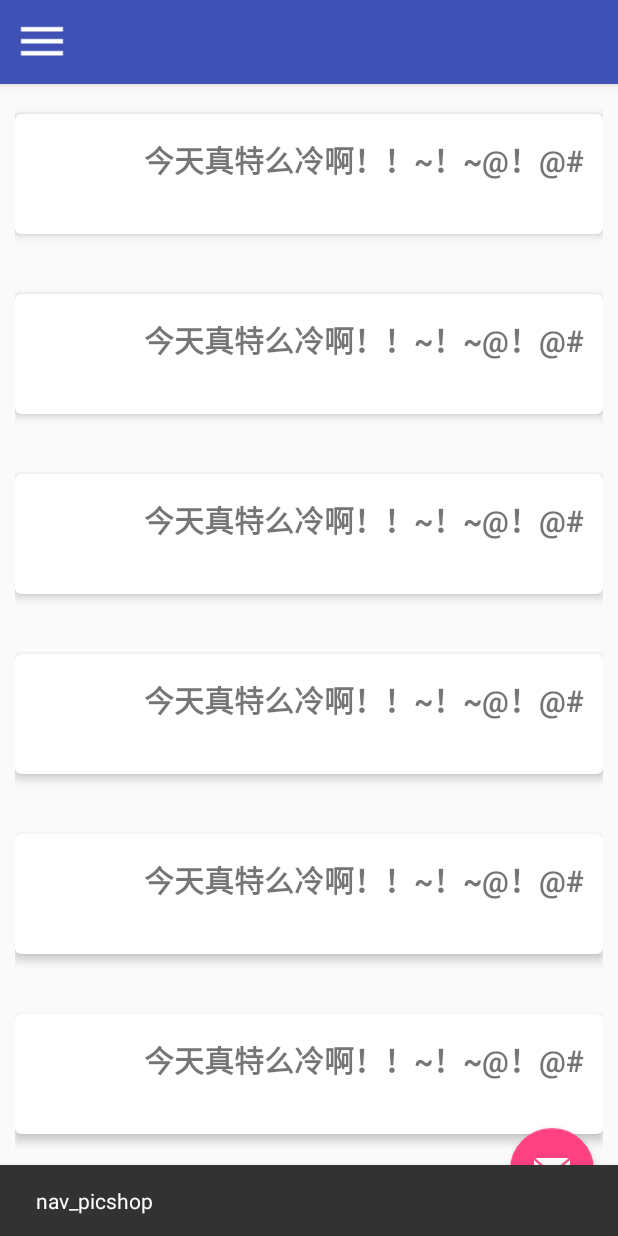
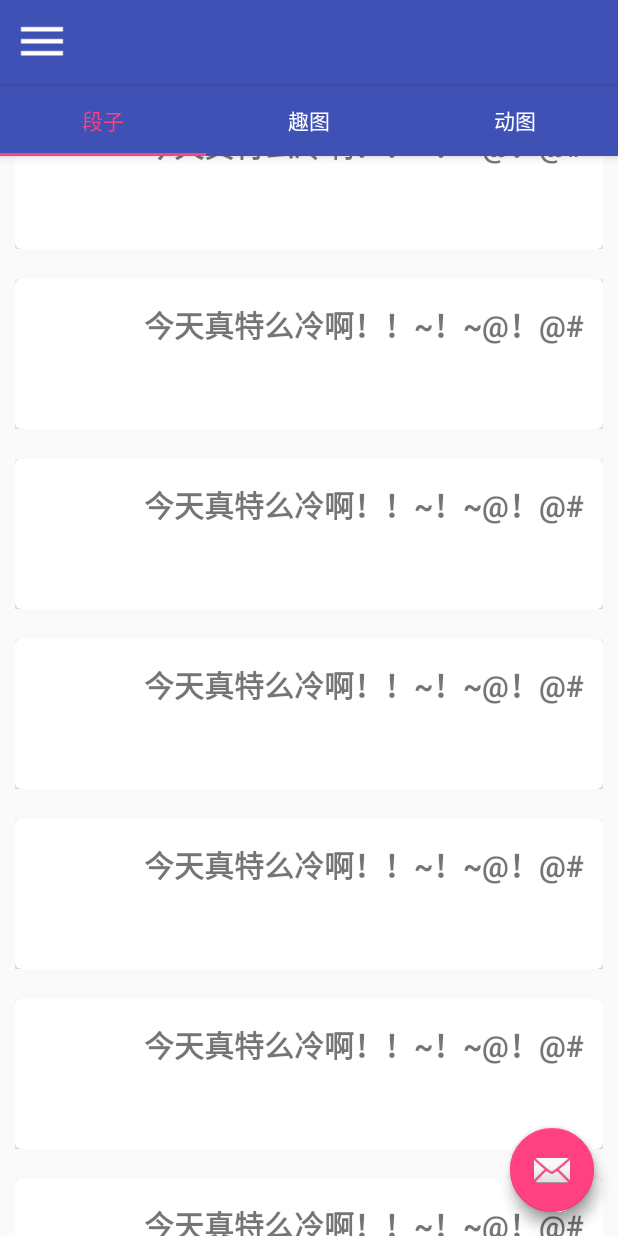
Before and after one commit to Chenggggg/youqu, an Android app: the screen it shows after launch (MainActivity), in the side drawer, after a tap on "美图大全", on a phone screen of 412 x 824 dp. Run offline under Robolectric (Android 15) with nearby library versions, the phone set to English and light mode, and no system bars.

Commit message:
搭建基本结构

```diff
--- a/app/src/main/java/com/lssdjt/chenggggg/lssdjt/MainActivity.java
+++ b/app/src/main/java/com/lssdjt/chenggggg/lssdjt/MainActivity.java
@@ -16,7 +16,7 @@ import android.support.v7.widget.Toolbar;
 import android.view.MenuItem;
 import android.view.View;
 
-import com.lssdjt.chenggggg.lssdjt.fragment.TextJokeFragment;
+import com.lssdjt.chenggggg.lssdjt.fragment.IntrestingFragment;
 
 import java.util.ArrayList;
 
@@ -90,7 +90,7 @@ public class MainActivity extends AppCompatActivity {
     private void initFragment() {
         mFragments = new ArrayList<>();
         for (int i = 0; i < 4; i++) {
-            mFragments.add(new TextJokeFragment());
+            mFragments.add(new IntrestingFragment());
         }
     }
 
--- /dev/null
+++ b/app/src/main/java/com/lssdjt/chenggggg/lssdjt/adapter/IntrestAdapter.java
@@ -0,0 +1,77 @@
+package com.lssdjt.chenggggg.lssdjt.adapter;
+
+import android.content.Context;
+import android.support.v4.view.PagerAdapter;
+import android.support.v7.widget.LinearLayoutManager;
+import android.support.v7.widget.RecyclerView;
+import android.view.LayoutInflater;
+import android.view.View;
+import android.view.ViewGroup;
+
+import com.lssdjt.chenggggg.lssdjt.R;
+
+/**
+ * Created by Chenggggg on 2016/8/26.
+ */
+public class IntrestAdapter extends PagerAdapter {
+
+    private String[] mTabs = new String[]{"段子","趣图","动图"};
+    private Context mContext;
+    private RecyclerView mRecyclerView;
+
+    public IntrestAdapter(Context context) {
+        this.mContext = context;
+    }
+
+    @Override
+    public CharSequence getPageTitle(int position) {
+        return mTabs[position];
+    }
+
+    @Override
+    public int getCount() {
+        return 3;
+    }
+
+    @Override
+    public boolean isViewFromObject(View view, Object object) {
+        return view == object;
+    }
+
+    @Override
+    public void destroyItem(ViewGroup container, int position, Object object) {
+        container.removeView((View) object);
+    }
+
+    @Override
+    public Object instantiateItem(ViewGroup container, int position) {
+        View view = getTextJokeView();
+        container.addView(view);
+        switch (position) {
+            case 0:
+                return view;
+            case 1:
+
+            case 2:
+
+
+
+        }
+
+        return view;
+    }
+
+
+    public View getTextJokeView() {
+        View view = LayoutInflater.from(mContext).inflate(R.layout.textjoke_layout,null);
+        mRecyclerView = (RecyclerView)view.findViewById(R.id.recyclerview_layout);
+        LinearLayoutManager manager = new LinearLayoutManager(mContext);
+        manager.setOrientation(LinearLayoutManager.VERTICAL);
+        mRecyclerView.setLayoutManager(manager);
+        mRecyclerView.setAdapter(new TextJokeRecyclerAdapter(mContext));
+        return view;
+    }
+
+
+
+}
--- /dev/null
+++ b/app/src/main/java/com/lssdjt/chenggggg/lssdjt/fragment/IntrestingFragment.java
@@ -0,0 +1,47 @@
+package com.lssdjt.chenggggg.lssdjt.fragment;
+
+import android.os.Bundle;
+import android.support.annotation.Nullable;
+import android.support.design.widget.TabLayout;
+import android.support.v4.app.Fragment;
+import android.support.v4.view.ViewPager;
+import android.view.LayoutInflater;
+import android.view.View;
+import android.view.ViewGroup;
+
+import com.lssdjt.chenggggg.lssdjt.R;
+import com.lssdjt.chenggggg.lssdjt.adapter.IntrestAdapter;
+
+/**
+ * Created by Chenggggg on 2016/8/26.
+ */
+public class IntrestingFragment extends Fragment {
+
+    private ViewPager mViewPager;
+    private TabLayout mTab;
+    private View mView;
+
+    @Override
+    public void onCreate(@Nullable Bundle savedInstanceState) {
+        super.onCreate(savedInstanceState);
+    }
+
+    @Nullable
+    @Override
+    public View onCreateView(LayoutInflater inflater, @Nullable ViewGroup container, @Nullable Bundle savedInstanceState) {
+        initView();
+        return mView;
+    }
+
+    private void initView() {
+        mView = LayoutInflater.from(getContext()).inflate(R.layout.intrested_main_layout,null,false);
+        mViewPager = (ViewPager) mView.findViewById(R.id.vp_main);
+        mTab = (TabLayout) mView.findViewById(R.id.tab_intrested);
+        mTab.setTabGravity(TabLayout.GRAVITY_FILL);
+
+        mTab.setTabMode(TabLayout.MODE_FIXED);
+        mViewPager.setAdapter(new IntrestAdapter(getContext()));
+        mTab.setupWithViewPager(mViewPager);
+    }
+
+}
--- /dev/null
+++ b/app/src/main/res/layout/intrested_main_layout.xml
@@ -0,0 +1,38 @@
+<?xml version="1.0" encoding="utf-8"?>
+
+<android.support.design.widget.CoordinatorLayout
+    xmlns:android="http://schemas.android.com/apk/res/android"
+    xmlns:app="http://schemas.android.com/apk/res-auto"
+    android:layout_width="match_parent"
+    android:layout_height="match_parent">
+
+    <android.support.design.widget.AppBarLayout
+        android:layout_width="match_parent"
+        android:layout_height="wrap_content">
+
+        <android.support.design.widget.TabLayout
+            android:id="@+id/tab_intrested"
+            android:layout_width="match_parent"
+            android:layout_height="match_parent"
+            app:tabSelectedTextColor="@color/colorNightAccent"
+            app:tabTextColor="@color/white">
+
+        </android.support.design.widget.TabLayout>
+    </android.support.design.widget.AppBarLayout>
+
+    <android.support.v4.view.ViewPager
+        android:id="@+id/vp_main"
+        android:layout_width="match_parent"
+        android:layout_height="match_parent">
+    </android.support.v4.view.ViewPager>
+
+
+    <android.support.design.widget.FloatingActionButton
+        android:id="@+id/fab_main"
+        android:layout_width="wrap_content"
+        android:layout_height="wrap_content"
+        android:layout_gravity="bottom|end"
+        android:layout_margin="@dimen/fab_margin"
+        android:src="@android:drawable/ic_dialog_email"/>
+
+</android.support.design.widget.CoordinatorLayout>
--- a/app/src/main/res/layout/textjoke_info_layout.xml
+++ b/app/src/main/res/layout/textjoke_info_layout.xml
@@ -2,7 +2,7 @@
 <LinearLayout xmlns:android="http://schemas.android.com/apk/res/android"
               xmlns:tools="http://schemas.android.com/tools"
               android:layout_width="match_parent"
-              android:layout_height="80dp"
+              android:layout_height="120dp"
               android:orientation="horizontal">
 
     <ImageView
@@ -16,6 +16,8 @@
         android:layout_width="match_parent"
         android:layout_height="match_parent"
         android:layout_margin="5dp"
+        android:layout_marginRight="10dp"
+        android:layout_marginLeft="10dp"
         android:orientation="vertical">
 
         <TextView
--- a/app/src/main/res/layout/textjoke_layout.xml
+++ b/app/src/main/res/layout/textjoke_layout.xml
@@ -1,7 +1,9 @@
 <?xml version="1.0" encoding="utf-8"?>
 <android.support.v7.widget.RecyclerView android:id="@+id/recyclerview_layout"
                                         xmlns:android="http://schemas.android.com/apk/res/android"
+                                        xmlns:app="http://schemas.android.com/apk/res-auto"
                                         android:layout_width="match_parent"
-                                        android:layout_height="match_parent">
+                                        android:layout_height="match_parent"
+                                        app:layout_behavior="@string/appbar_scrolling_view_behavior">
 
 </android.support.v7.widget.RecyclerView>
--- a/app/src/main/res/values/styles.xml
+++ b/app/src/main/res/values/styles.xml
@@ -17,4 +17,8 @@
 
     <style name="AppTheme.PopupOverlay" parent="ThemeOverlay.AppCompat.Light"/>
 
+    <style name="TabLayoutTextStyle">
+        <item name="android:textSize">30dp</item>
+    </style>
+
 </resources>
```
Also changed, not shown: app/src/main/java/com/lssdjt/chenggggg/lssdjt/fragment/PicJokeFragment.java (deleted, +0 -9 lines), app/src/main/res/values/colors.xml (+101 -0 lines).
